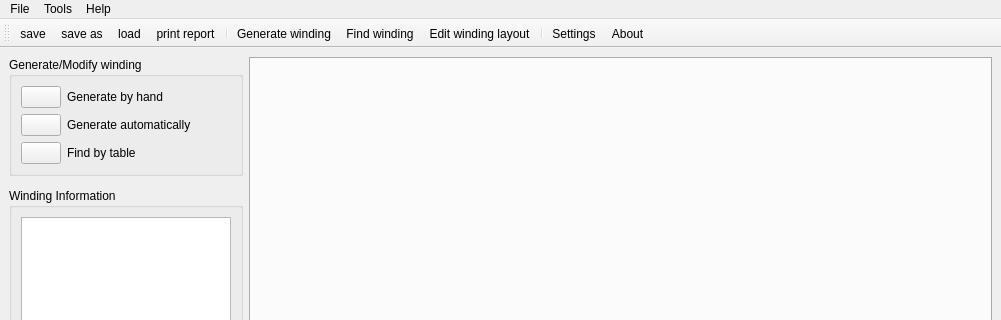
mjfwest/swat-em, file swat_em/ui/MainWindow.ui: the form before one commit; both pictures show x 0 to 1001 and y 0 to 320 of the 1001 by 697 pixel window.
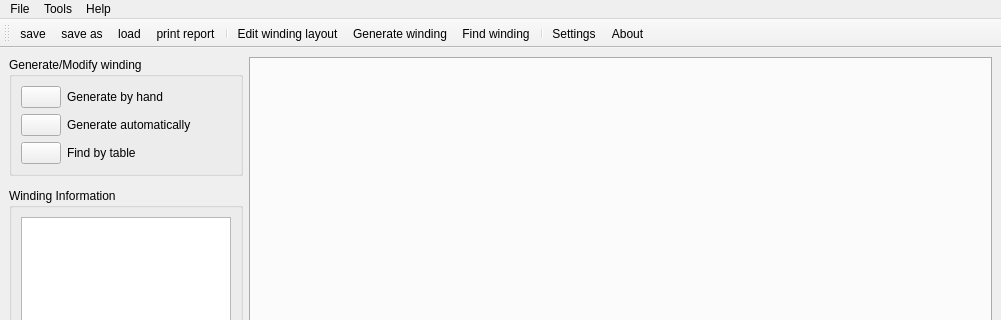
The form after the commit. Icons and pictures are not drawn.

Patch:
```diff
--- a/swat_em/ui/MainWindow.ui
+++ b/swat_em/ui/MainWindow.ui
@@ -630,9 +630,9 @@
    <addaction name="actionload"/>
    <addaction name="actionprint_report"/>
    <addaction name="separator"/>
+   <addaction name="actionShow_winding_layout"/>
    <addaction name="actionGenerate_winding"/>
    <addaction name="actionGenerate_winding_combinations"/>
-   <addaction name="actionShow_winding_layout"/>
    <addaction name="separator"/>
    <addaction name="actionSettings"/>
    <addaction name="actionProgram_Info"/>
```
